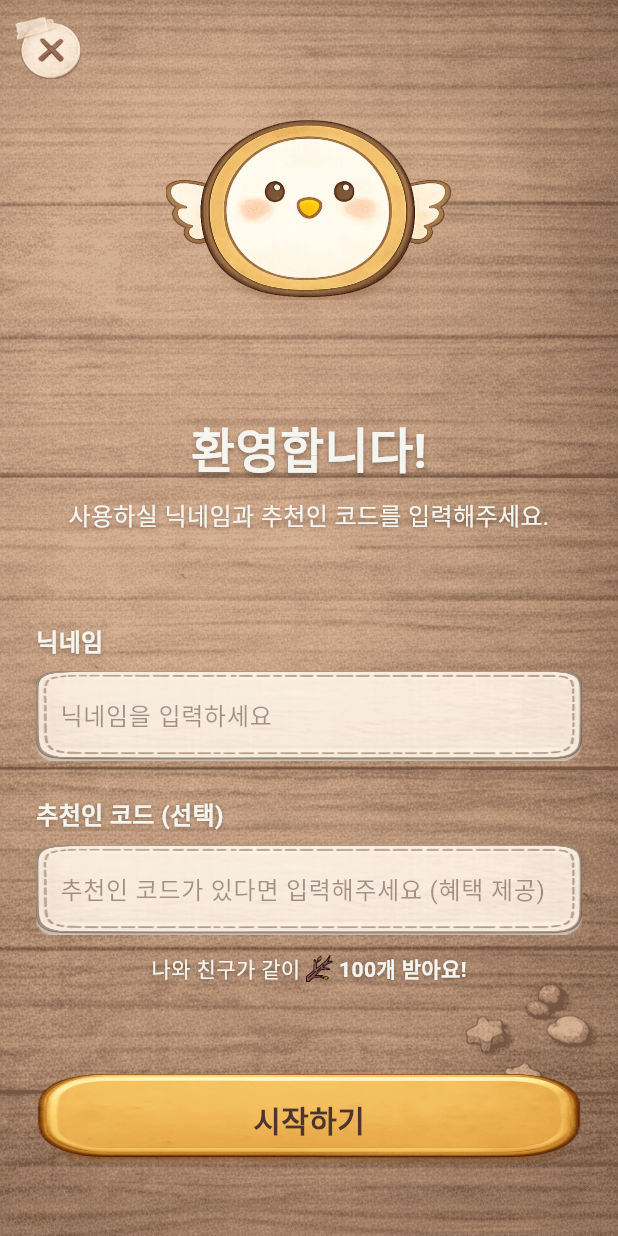
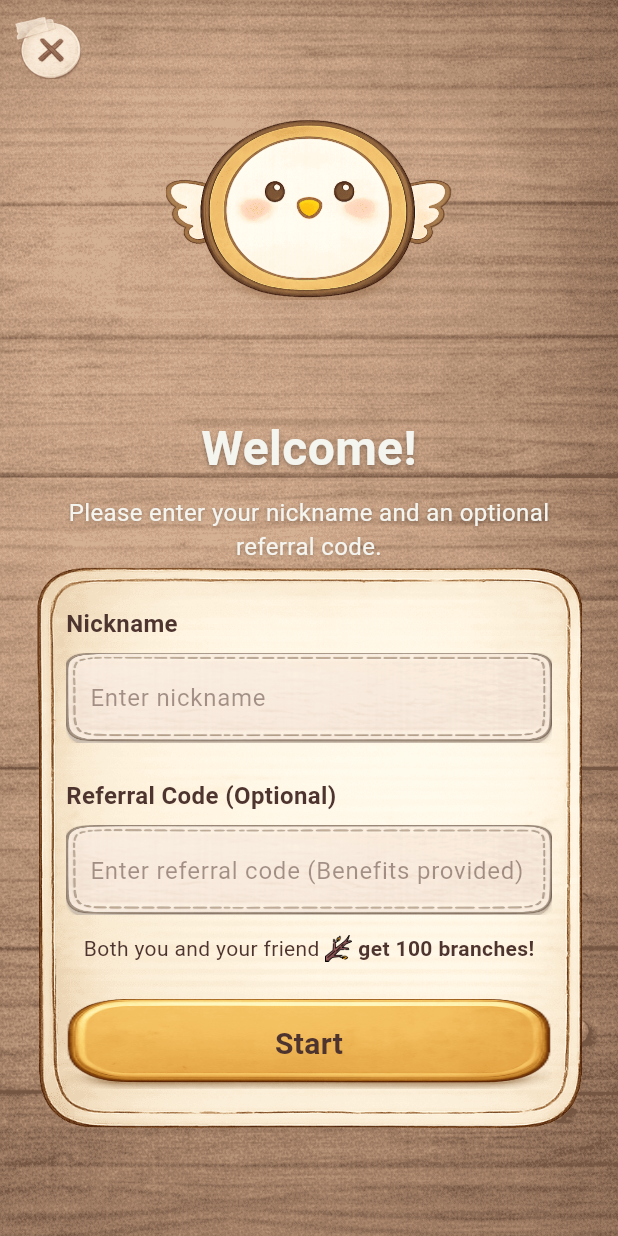
Before and after one commit to stlim1025/MorningMate, a Flutter app: the screen it shows once a user with an empty profile is signed in, on a phone screen of 412 x 824 dp. Run offline on Flutter 3.47's test engine with Material 3 defaults, Android fonts, the phone set to English and light mode, and no system bars; our stand-ins replace cached_network_image, cloud_firestore, cloud_functions, confetti, device_info_plus, firebase_auth and 18 more; missing offline and left inert: encrypt, firebase_app_check, firebase_data_connect, kakao_flutter_sdk; accounts and stored records are empty; network calls fail; Roboto replaces fonts that are missing (BMJUA, KyoboHandwriting2024psw); statements that could not run were skipped; project files that could hold a hidden picture were left out.

Commit message:
Fix : 닉네임 설정 페이지 다국어 지원 추가

```diff
--- a/lib/core/localization/app_localizations.dart
+++ b/lib/core/localization/app_localizations.dart
@@ -387,6 +387,15 @@ class AppLocalizations {
       'signupError': 'Sign up failed',
       'introTitle': 'Morni',
       'introSubtitle': 'Your mate for the morning',
+      'welcomeTitle': 'Welcome!',
+      'welcomeDesc':
+          'Please enter your nickname and an optional referral code.',
+      'nicknameLabel': 'Nickname',
+      'nicknamePlaceholder2': 'Enter nickname',
+      'referralLabel': 'Referral Code (Optional)',
+      'referralPlaceholder': 'Enter referral code (Benefits provided)',
+      'referralReward1': 'Both you and your friend ',
+      'referralReward2': 'get 100 branches!',
       // Notification Settings
       'serviceNotification': 'Service Notifications',
       'morningDiaryNoti': 'Morning Diary Alert',
@@ -988,6 +997,14 @@ class AppLocalizations {
       'signupError': '회원가입 실패',
       'introTitle': 'Morni',
       'introSubtitle': '아침을 함께하는 당신의 메이트',
+      'welcomeTitle': '환영합니다!',
+      'welcomeDesc': '사용하실 닉네임과 추천인 코드를 입력해주세요.',
+      'nicknameLabel': '닉네임',
+      'nicknamePlaceholder2': '닉네임을 입력하세요',
+      'referralLabel': '추천인 코드 (선택)',
+      'referralPlaceholder': '추천인 코드가 있다면 입력해주세요 (혜택 제공)',
+      'referralReward1': '나와 친구가 같이 ',
+      'referralReward2': '100개 받아요!',
       // Notification Settings
       'serviceNotification': '서비스 알림',
       'morningDiaryNoti': '아침 일기 알림',
--- a/lib/features/auth/screens/nickname_setup_screen.dart
+++ b/lib/features/auth/screens/nickname_setup_screen.dart
@@ -8,6 +8,7 @@ import '../../../../core/widgets/app_dialog.dart';
 import '../controllers/auth_controller.dart';
 import '../../notification/controllers/notification_controller.dart';
 import '../../../../services/user_service.dart';
+import '../../../../core/localization/app_localizations.dart';
 
 class NicknameSetupScreen extends StatefulWidget {
   const NicknameSetupScreen({super.key});
@@ -298,6 +299,7 @@ class _NicknameSetupScreenState extends State<NicknameSetupScreen> {
                     const SizedBox(height: 16),
                     const SizedBox(height: 60),
                     Text(
+                      AppLocalizations.of(context)?.get('welcomeTitle') ??
                           '환영합니다!',
                       style: TextStyle(
                         fontSize: 32,
@@ -316,6 +318,7 @@ class _NicknameSetupScreenState extends State<NicknameSetupScreen> {
                     ),
                     const SizedBox(height: 8),
                     Text(
+                      AppLocalizations.of(context)?.get('welcomeDesc') ??
                           '사용하실 닉네임과 추천인 코드를 입력해주세요.',
                       style: TextStyle(
                         fontSize: 16,
@@ -331,51 +334,57 @@ class _NicknameSetupScreenState extends State<NicknameSetupScreen> {
                       ),
                       textAlign: TextAlign.center,
                     ),
-                    const SizedBox(height: 60),
+                    Container(
+                      padding: const EdgeInsets.symmetric(
+                          horizontal: 20, vertical: 28),
+                      decoration: const BoxDecoration(
+                        image: DecorationImage(
+                          image:
+                              AssetImage('assets/images/Popup_Background.png'),
+                          fit: BoxFit.fill,
+                        ),
+                      ),
+                      child: Column(
+                        crossAxisAlignment: CrossAxisAlignment.stretch,
+                        children: [
                           Text(
+                            AppLocalizations.of(context)
+                                    ?.get('nicknameLabel') ??
                                 '닉네임',
                             style: TextStyle(
                               fontSize: 16,
                               fontWeight: FontWeight.bold,
-                        color: const Color(0xFFF5F5F0),
+                              color: const Color(0xFF4E342E),
                               fontFamily: 'BMJUA',
-                        shadows: [
-                          Shadow(
-                            color: Colors.black.withOpacity(0.3),
-                            offset: const Offset(0, 1),
-                            blurRadius: 3,
-                          ),
-                        ],
                             ),
                           ),
                           const SizedBox(height: 8),
                           PopupTextField(
                             controller: _nicknameController,
                             maxLength: 15,
-                      hintText: '닉네임을 입력하세요',
+                            hintText: AppLocalizations.of(context)
+                                    ?.get('nicknamePlaceholder2') ??
+                                '닉네임을 입력하세요',
                             fontFamily: 'KyoboHandwriting2024psw',
                           ),
                           const SizedBox(height: 24),
                           Text(
+                            AppLocalizations.of(context)
+                                    ?.get('referralLabel') ??
                                 '추천인 코드 (선택)',
                             style: TextStyle(
                               fontSize: 16,
                               fontWeight: FontWeight.bold,
-                        color: const Color(0xFFF5F5F0),
+                              color: const Color(0xFF4E342E),
                               fontFamily: 'BMJUA',
-                        shadows: [
-                          Shadow(
-                            color: Colors.black.withOpacity(0.3),
-                            offset: const Offset(0, 1),
-                            blurRadius: 3,
-                          ),
-                        ],
                             ),
                           ),
                           const SizedBox(height: 8),
                           PopupTextField(
                             controller: _referralController,
-                      hintText: '추천인 코드가 있다면 입력해주세요 (혜택 제공)',
+                            hintText: AppLocalizations.of(context)
+                                    ?.get('referralPlaceholder') ??
+                                '추천인 코드가 있다면 입력해주세요 (혜택 제공)',
                             fontFamily: 'KyoboHandwriting2024psw',
                           ),
                           if (_referralError != null)
@@ -388,7 +397,8 @@ class _NicknameSetupScreenState extends State<NicknameSetupScreen> {
                                 color: const Color(0xFFFDD8D8),
                                 borderRadius: BorderRadius.circular(8),
                                 border: Border.all(
-                            color: const Color(0xFFD32F2F).withOpacity(0.5),
+                                  color:
+                                      const Color(0xFFD32F2F).withOpacity(0.5),
                                 ),
                               ),
                               child: Text(
@@ -407,18 +417,13 @@ class _NicknameSetupScreenState extends State<NicknameSetupScreen> {
                             mainAxisAlignment: MainAxisAlignment.center,
                             children: [
                               Text(
+                                AppLocalizations.of(context)
+                                        ?.get('referralReward1') ??
                                     '나와 친구가 같이 ',
                                 style: TextStyle(
                                   fontSize: 14,
-                            color: const Color(0xFFF5F5F0),
+                                  color: const Color(0xFF4E342E),
                                   fontFamily: 'BMJUA',
-                            shadows: [
-                              Shadow(
-                                color: Colors.black.withOpacity(0.3),
-                                offset: const Offset(0, 1),
-                                blurRadius: 3,
-                              ),
-                            ],
                                 ),
                               ),
                               Image.asset(
@@ -428,24 +433,19 @@ class _NicknameSetupScreenState extends State<NicknameSetupScreen> {
                               ),
                               const SizedBox(width: 4),
                               Text(
+                                AppLocalizations.of(context)
+                                        ?.get('referralReward2') ??
                                     '100개 받아요!',
                                 style: TextStyle(
                                   fontSize: 14,
                                   fontWeight: FontWeight.bold,
-                            color: const Color(0xFFF5F5F0),
+                                  color: const Color(0xFF4E342E),
                                   fontFamily: 'BMJUA',
-                            shadows: [
-                              Shadow(
-                                color: Colors.black.withOpacity(0.3),
-                                offset: const Offset(0, 1),
-                                blurRadius: 3,
-                              ),
-                            ],
                                 ),
                               ),
                             ],
                           ),
-                    const SizedBox(height: 60),
+                          const SizedBox(height: 24),
                           GestureDetector(
                             onTap: _isLoading ? null : _submit,
                             child: Opacity(
@@ -465,13 +465,16 @@ class _NicknameSetupScreenState extends State<NicknameSetupScreen> {
                                           width: 24,
                                           child: CircularProgressIndicator(
                                             strokeWidth: 2,
-                                      valueColor: AlwaysStoppedAnimation<Color>(
+                                            valueColor:
+                                                AlwaysStoppedAnimation<Color>(
                                                     Color(0xFF4E342E)),
                                           ),
                                         )
-                                : const Text(
+                                      : Text(
+                                          AppLocalizations.of(context)
+                                                  ?.get('start') ??
                                               '시작하기',
-                                    style: TextStyle(
+                                          style: const TextStyle(
                                             fontFamily: 'BMJUA',
                                             fontSize: 20,
                                             fontWeight: FontWeight.bold,
@@ -480,6 +483,9 @@ class _NicknameSetupScreenState extends State<NicknameSetupScreen> {
                                         ),
                                 ],
                               ),
+                            ),
+                          ),
+                        ],
                       ),
                     ),
                   ],
```
Lines whose indentation alone changed are shown as unchanged.
